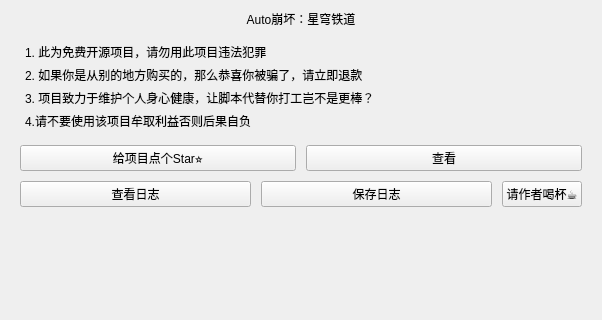
JunNanLYS/AutoStarRail, file widgets/widget/ui/info_widget.ui: the form before one commit; both pictures show x 0 to 602 and y 0 to 320 of the 602 by 519 pixel window.
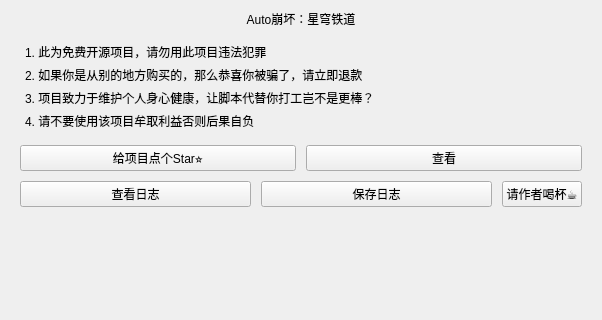
The form after the commit. Custom widgets are drawn as their Qt base class.

Patch:
```diff
--- a/widgets/widget/ui/info_widget.ui
+++ b/widgets/widget/ui/info_widget.ui
@@ -84,7 +84,7 @@
       <item>
        <widget class="BodyLabel" name="label4">
         <property name="text">
-         <string>4.请不要使用该项目牟取利益否则后果自负</string>
+         <string>4. 请不要使用该项目牟取利益否则后果自负</string>
         </property>
        </widget>
       </item>
```
